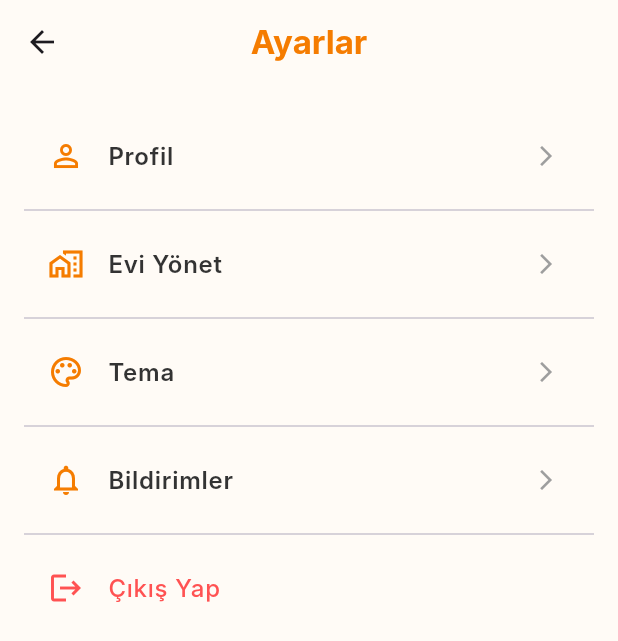
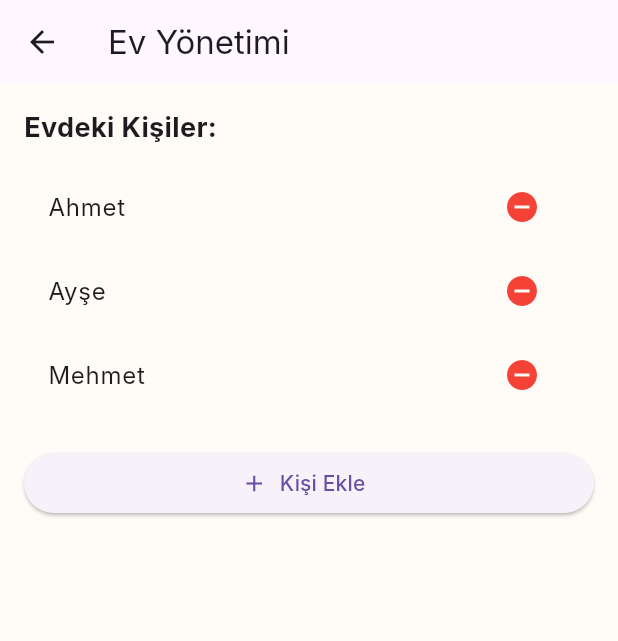
Before and after one commit to MobileProgrammingApp/MainProject, a Flutter app: the SettingsScreen screen opened directly, after a tap on "Evi Yönet", on a phone screen of 412 x 824 dp. Shown: the top 641 px of the screen. Run offline on Flutter 3.47's test engine with Material 3 defaults, Android fonts, the phone set to English and light mode, and no system bars; our stand-ins replace shared_preferences; accounts and stored records are empty; Roboto replaces fonts that are missing (Inter).

Commit message:
added home member management system and notificitaions selection system

```diff
--- a/flutter_app/lib/core/app_scaffold.dart
+++ b/flutter_app/lib/core/app_scaffold.dart
@@ -2,7 +2,7 @@ import 'package:flutter/material.dart';
 import 'package:flutter_app/navbars/chores.dart';
 import 'package:flutter_app/navbars/home.dart';
 import 'package:flutter_app/navbars/home_info_screen.dart';
-import 'package:flutter_app/navbars/settings.dart';
+import 'package:flutter_app/screens/settings_screen.dart';
 import 'package:flutter_app/navbars/shopping.dart';
 import 'app_theme.dart'; // Stil dosyamız
 
--- /dev/null
+++ b/flutter_app/lib/screens/manageHome_screen.dart
@@ -0,0 +1,50 @@
+import 'package:flutter/material.dart';
+
+
+class ManageHomeScreen extends StatelessWidget {
+  final userRole = "owner"; // or member
+  const ManageHomeScreen({super.key});
+
+  @override
+  Widget build(BuildContext context) {
+    return Scaffold(
+      appBar: AppBar(
+        title: const Text('Ev Yönetimi'),
+      ),
+      body: ListView(
+        padding: const EdgeInsets.all(16),
+        children: [
+          const Text('Evdeki Kişiler:', style: TextStyle(fontSize: 18, fontWeight: FontWeight.bold)),
+          const SizedBox(height: 12),
+
+          // Örnek kullanıcı listesi
+          for (var person in ['Ahmet', 'Ayşe', 'Mehmet'])
+            ListTile(
+              title: Text(person),
+              trailing: userRole == "owner"
+                  ? IconButton(
+                      icon: const Icon(Icons.remove_circle, color: Colors.red),
+                      onPressed: () {
+                        // buraya kişiyi silme işlemi eklenebilir
+                        print('$person çıkarıldı');
+                      },
+                    )
+                  : null, // normal kullanıcı sadece görür
+            ),
+
+          const SizedBox(height: 20),
+
+          if (userRole == "owner")
+            ElevatedButton.icon(
+              onPressed: () {
+                // kişileri ekleme ekranı aç
+                print('Yeni kişi ekleme');
+              },
+              icon: const Icon(Icons.add),
+              label: const Text('Kişi Ekle'),
+            ),
+        ],
+      ),
+    );
+  }
+}
--- a/flutter_app/lib/navbars/settings.dart
+++ b/flutter_app/lib/screens/settings_screen.dart
@@ -1,5 +1,8 @@
 import 'package:flutter/material.dart';
-import '../../core/app_theme.dart'; // Senin stil dosyan
+import 'package:flutter_app/screens/notifications_screen.dart';
+import 'package:flutter_app/screens/profile_screen.dart';
+import 'package:flutter_app/screens/manageHome_screen.dart';
+import '../../core/app_theme.dart';
 
 class SettingsScreen extends StatelessWidget {
   const SettingsScreen({super.key});
@@ -11,7 +14,6 @@ class SettingsScreen extends StatelessWidget {
       appBar: AppBar(
         title: const Text('Ayarlar', style: AppStyles.appBarTitle),
         backgroundColor: AppStyles.backgroundColor,
-        elevation: 0,
         centerTitle: true,
       ),
       body: ListView(
@@ -19,35 +21,24 @@ class SettingsScreen extends StatelessWidget {
         children: [
           const SizedBox(height: 8),
 
-          // 🔹 Profil Ayarları
+          // 🔹 Profil
           ListTile(
             leading: const Icon(Icons.person_outline, color: AppStyles.primaryColor),
             title: const Text('Profil', style: AppStyles.listTileTitle),
             trailing: const Icon(Icons.arrow_forward_ios, size: 16, color: Colors.grey),
             onTap: () {
-              // Navigator.push(context, MaterialPageRoute(builder: (_) => const ProfileScreen()));
+              Navigator.push(context, MaterialPageRoute(builder: (_) => const ProfileScreen()));
             },
           ),
           const Divider(),
 
-          // 🔹 Evi Yönet (grup yönetimi)
+          // 🔹 Ev Yönetim
           ListTile(
             leading: const Icon(Icons.home_work_outlined, color: AppStyles.primaryColor),
             title: const Text('Evi Yönet', style: AppStyles.listTileTitle),
             trailing: const Icon(Icons.arrow_forward_ios, size: 16, color: Colors.grey),
             onTap: () {
-              // Navigator.push(context, MaterialPageRoute(builder: (_) => const ManageHomeScreen()));
-            },
-          ),
-          const Divider(),
-
-          // 🔹 Tema veya Görünüm Ayarları (geleceğe hazırlık)
-          ListTile(
-            leading: const Icon(Icons.palette_outlined, color: AppStyles.primaryColor),
-            title: const Text('Tema', style: AppStyles.listTileTitle),
-            trailing: const Icon(Icons.arrow_forward_ios, size: 16, color: Colors.grey),
-            onTap: () {
-              // Navigator.push(context, MaterialPageRoute(builder: (_) => const ThemeSettingsScreen()));
+             Navigator.push(context, MaterialPageRoute(builder: (_) => const ManageHomeScreen()));
             },
           ),
           const Divider(),
@@ -58,7 +49,7 @@ class SettingsScreen extends StatelessWidget {
             title: const Text('Bildirimler', style: AppStyles.listTileTitle),
             trailing: const Icon(Icons.arrow_forward_ios, size: 16, color: Colors.grey),
             onTap: () {
-              // Navigator.push(context, MaterialPageRoute(builder: (_) => const NotificationSettingsScreen()));
+              Navigator.push(context, MaterialPageRoute(builder: (_) => const NotificationSettingsScreen()));
             },
           ),
           const Divider(),
--- a/flutter_app/pubspec.yaml
+++ b/flutter_app/pubspec.yaml
@@ -34,6 +34,7 @@ dependencies:
   # The following adds the Cupertino Icons font to your application.
   # Use with the CupertinoIcons class for iOS style icons.
   cupertino_icons: ^1.0.8
+  shared_preferences: ^2.5.3
 
 dev_dependencies:
   flutter_test:
```
Also changed, not shown: flutter_app/lib/screens/notifications_screen.dart (added, +55 -0 lines), flutter_app/lib/screens/profile_screen.dart (added, +14 -0 lines), 1 other file.
